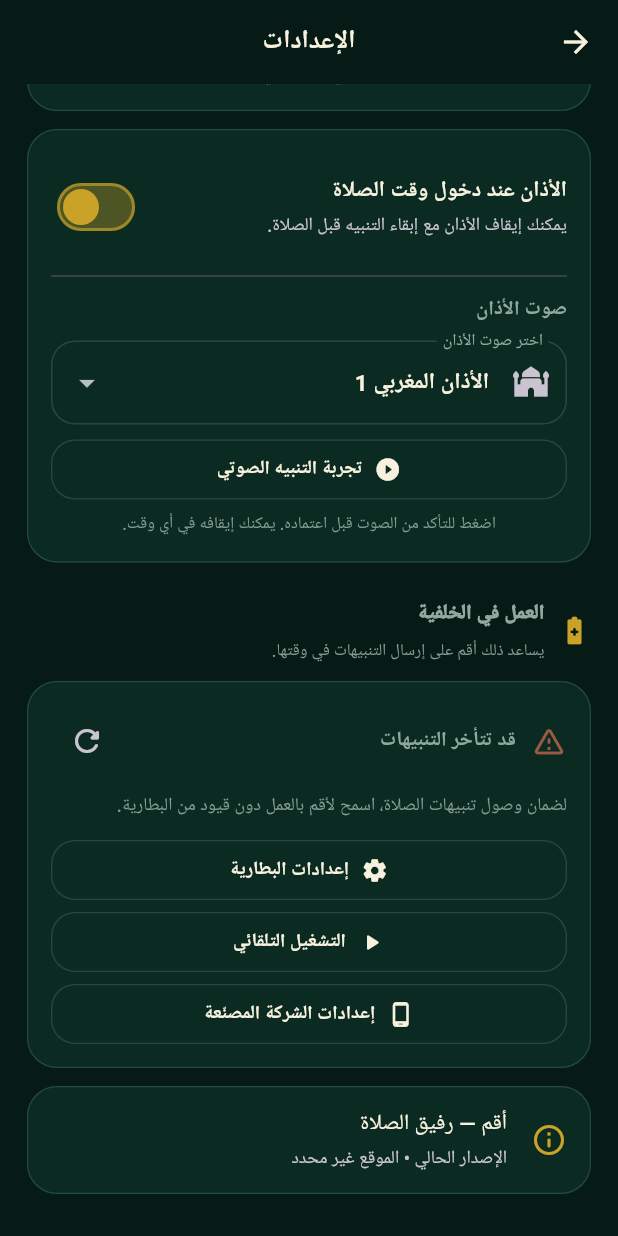
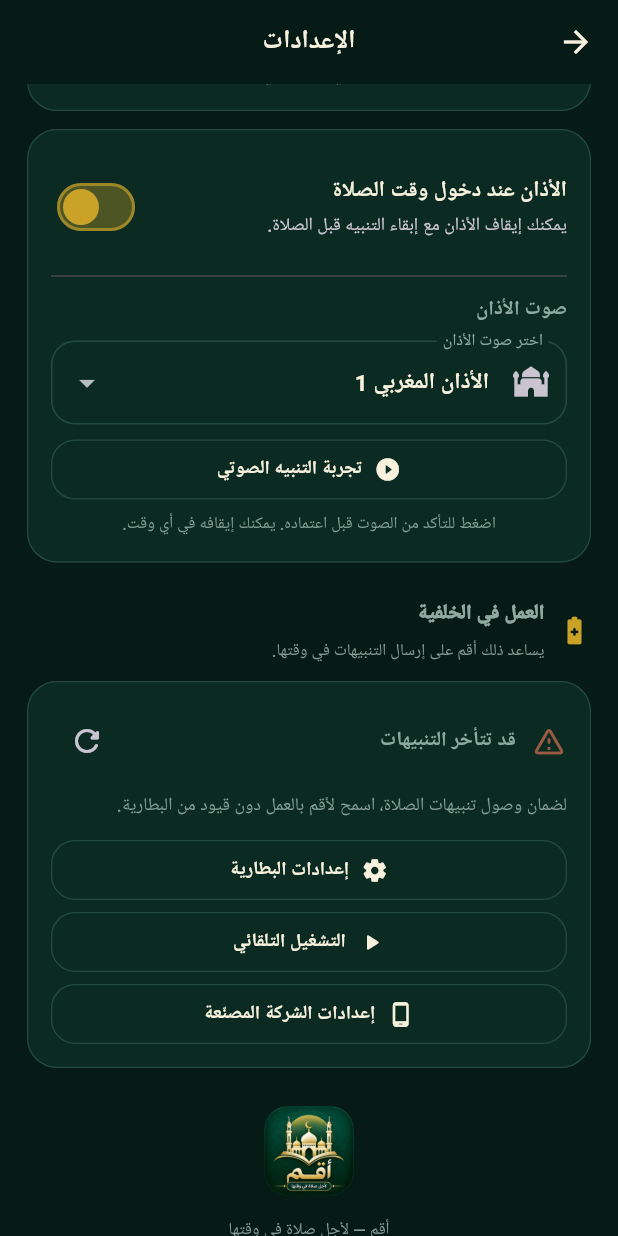
Before and after one commit to bdssmdkacem-dot/aqim, a Flutter app: the SettingsScreen screen opened directly, scrolled down 772 dp, on a phone screen of 412 x 824 dp. Run offline on Flutter 3.47's test engine with Material 3 defaults, Android fonts, the phone set to English and light mode, and no system bars; our stand-ins replace audioplayers, flutter_compass, flutter_local_notifications, flutter_timezone, geolocator, google_fonts and 5 more; missing offline and left inert: quran_with_tafsir; accounts and stored records are empty; network calls fail; Roboto replaces fonts that are missing (Cairo).

Commit message:
feat: apply Aqim monthly agenda and settings UI

```diff
--- a/lib/screens/settings_screen.dart
+++ b/lib/screens/settings_screen.dart
@@ -203,16 +203,25 @@ class _SettingsScreenState extends State<SettingsScreen>
                     },
                   ),
                   const SizedBox(height: 12),
-                  Card(
-                    child: ListTile(
-                      leading: const Icon(Icons.info_outline_rounded, color: AppColors.gold),
-                      title: const Text('أقم — رفيق الصلاة'),
-                      subtitle: Text(
-                        'الإصدار الحالي • ${state.cityName ?? 'الموقع غير محدد'}',
-                        style: const TextStyle(fontSize: 12),
-                      ),
+                  const SizedBox(height: 8),
+                  Center(
+                    child: Column(
+                      children: [
+                        Image.asset(
+                          'assets/images/aqim_logo_transparent_512.png',
+                          width: 74,
+                          height: 74,
+                          fit: BoxFit.contain,
+                        ),
+                        const SizedBox(height: 4),
+                        const Text(
+                          'أقم — لأجل صلاة في وقتها',
+                          style: TextStyle(fontSize: 11, color: AppColors.textMuted),
+                        ),
+                      ],
                     ),
                   ),
+
                 ],
               ),
             ),
```
Also changed, not shown: lib/screens/week_report_screen.dart (+2 -51 lines).
